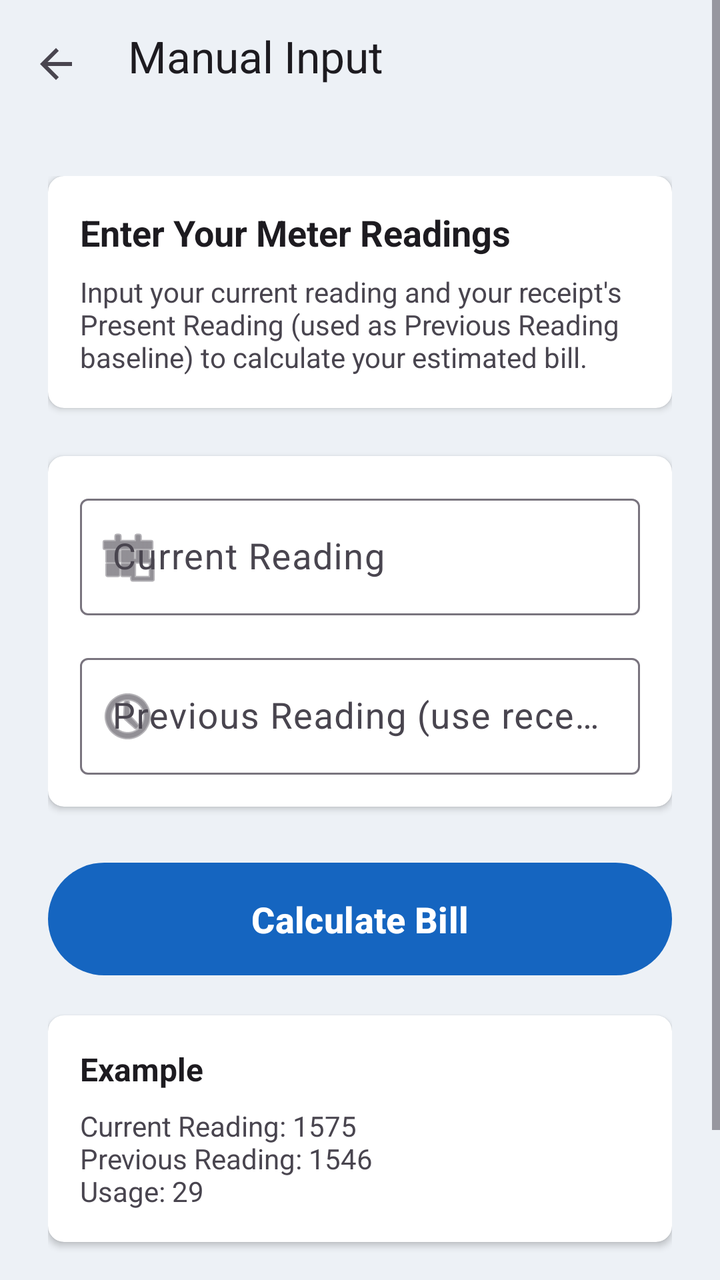
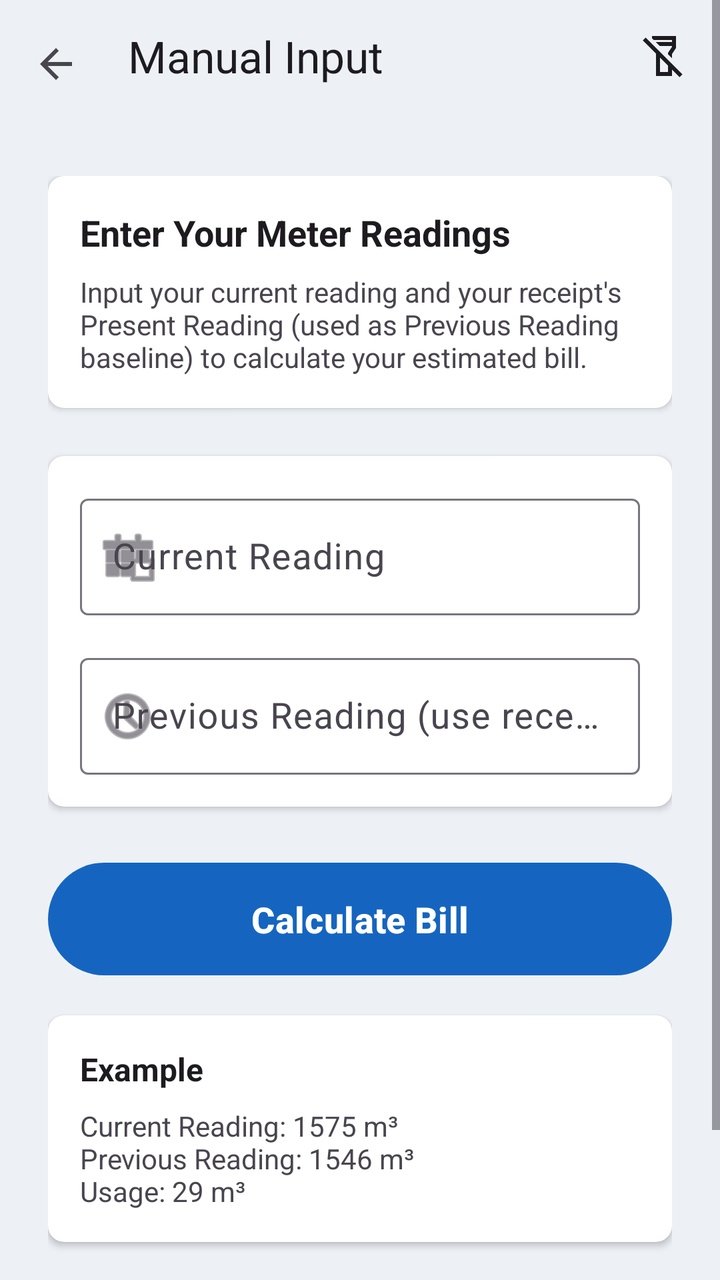

An Android layout rendered at two revisions. The XML below is the earlier revision; the diff shows what the commit changed to produce the second picture.
<!-- AndroidManifest.xml: activity theme Theme.MeterSnap -->
<!-- res/layout/activity_manual_input.xml -->
<?xml version="1.0" encoding="utf-8"?>
<ScrollView xmlns:android="http://schemas.android.com/apk/res/android"
    xmlns:app="http://schemas.android.com/apk/res-auto"
    android:id="@+id/root_layout"
    android:layout_width="match_parent"
    android:layout_height="match_parent"
    android:fillViewport="true"
    android:background="?android:attr/colorBackground">

    <LinearLayout
        android:layout_width="match_parent"
        android:layout_height="wrap_content"
        android:orientation="vertical">

        
        <androidx.appcompat.widget.Toolbar
            android:id="@+id/toolbar"
            android:layout_width="match_parent"
            android:layout_height="wrap_content"
            android:minHeight="?attr/actionBarSize"
            android:background="?android:attr/colorBackground"
            android:elevation="4dp"
            android:paddingBottom="8dp"
            app:contentInsetStartWithNavigation="0dp"
            app:navigationIcon="?attr/homeAsUpIndicator"
            app:title="Manual Input"
            app:titleTextColor="?android:attr/textColorPrimary"
            app:titleMarginStart="8dp" />

        
        <LinearLayout
            android:layout_width="match_parent"
            android:layout_height="wrap_content"
            android:orientation="vertical"
            android:padding="24dp">

            
            <androidx.cardview.widget.CardView
                android:layout_width="match_parent"
                android:layout_height="wrap_content"
                android:layout_marginBottom="24dp"
                app:cardCornerRadius="8dp"
                app:cardElevation="2dp"
                app:cardBackgroundColor="@color/app_card_background">

                <LinearLayout
                    android:layout_width="match_parent"
                    android:layout_height="wrap_content"
                    android:orientation="vertical"
                    android:padding="16dp">

                    <TextView
                        android:layout_width="match_parent"
                        android:layout_height="wrap_content"
                        android:text="Enter Your Meter Readings"
                        android:textColor="?android:attr/textColorPrimary"
                        android:textSize="18sp"
                        android:textStyle="bold"
                        android:layout_marginBottom="8dp" />

                    <TextView
                        android:layout_width="match_parent"
                        android:layout_height="wrap_content"
                        android:text="Input your current reading and your receipt's Present Reading (used as Previous Reading baseline) to calculate your estimated bill."
                        android:textColor="?android:attr/textColorSecondary"
                        android:textSize="14sp" />
                </LinearLayout>
            </androidx.cardview.widget.CardView>

            
            <androidx.cardview.widget.CardView
                android:layout_width="match_parent"
                android:layout_height="wrap_content"
                android:layout_marginBottom="24dp"
                app:cardCornerRadius="8dp"
                app:cardElevation="2dp"
                app:cardBackgroundColor="@color/app_card_background">

                <LinearLayout
                    android:layout_width="match_parent"
                    android:layout_height="wrap_content"
                    android:orientation="vertical"
                    android:padding="16dp">

                    
                    <com.google.android.material.textfield.TextInputLayout
                        android:layout_width="match_parent"
                        android:layout_height="wrap_content"
                        android:layout_marginBottom="16dp"
                        app:boxBackgroundMode="outline"
                        app:startIconDrawable="@android:drawable/ic_menu_today">

                        <com.google.android.material.textfield.TextInputEditText
                            android:id="@+id/edit_current_reading"
                            android:layout_width="match_parent"
                            android:layout_height="wrap_content"
                            android:hint="Current Reading"
                            android:inputType="number"
                            android:textSize="18sp" />
                    </com.google.android.material.textfield.TextInputLayout>

                    
                    <com.google.android.material.textfield.TextInputLayout
                        android:layout_width="match_parent"
                        android:layout_height="wrap_content"
                        app:boxBackgroundMode="outline"
                        app:startIconDrawable="@android:drawable/ic_menu_recent_history">

                        <com.google.android.material.textfield.TextInputEditText
                            android:id="@+id/edit_previous_reading"
                            android:layout_width="match_parent"
                            android:layout_height="wrap_content"
                            android:hint="Previous Reading (use receipt Present Reading)"
                            android:inputType="number"
                            android:textSize="18sp" />
                    </com.google.android.material.textfield.TextInputLayout>
                </LinearLayout>
            </androidx.cardview.widget.CardView>

            
            <Button
                android:id="@+id/btn_calculate"
                android:layout_width="match_parent"
                android:layout_height="wrap_content"
                android:padding="16dp"
                android:text="Calculate Bill"
                android:textSize="18sp"
                android:textStyle="bold" />

            
            <androidx.cardview.widget.CardView
                android:layout_width="match_parent"
                android:layout_height="wrap_content"
                android:layout_marginTop="16dp"
                android:layout_marginBottom="80dp"
                app:cardCornerRadius="8dp"
                app:cardElevation="2dp"
                app:cardBackgroundColor="@color/app_card_background">

                <LinearLayout
                    android:layout_width="match_parent"
                    android:layout_height="wrap_content"
                    android:orientation="vertical"
                    android:padding="16dp">

                    <TextView
                        android:layout_width="match_parent"
                        android:layout_height="wrap_content"
                        android:text="Example"
                        android:textColor="?android:attr/textColorPrimary"
                        android:textSize="16sp"
                        android:textStyle="bold"
                        android:layout_marginBottom="8dp" />

                    <TextView
                        android:layout_width="match_parent"
                        android:layout_height="wrap_content"
                        android:text="Current Reading: 1575\nPrevious Reading: 1546\nUsage: 29"
                        android:textColor="?android:attr/textColorSecondary"
                        android:textSize="14sp" />
                </LinearLayout>
            </androidx.cardview.widget.CardView>
        </LinearLayout>
    </LinearLayout>
</ScrollView>
<!-- resources referenced by this layout -->
<resources>
  <color name="app_card_background">#FFFFFFFF</color>
  <style name="Theme.MeterSnap" parent="Base.Theme.MeterSnap" />
  <style name="Base.Theme.MeterSnap" parent="Theme.Material3.DayNight.NoActionBar">
          <item name="colorPrimary">@color/ms_blue_primary</item>
          <item name="colorOnPrimary">@color/ms_blue_on_primary</item>
          <item name="colorPrimaryContainer">@color/ms_blue_primary_container</item>
          <item name="colorOnPrimaryContainer">@color/ms_blue_on_primary_container</item>
          <item name="colorSecondary">@color/ms_blue_secondary</item>
          <item name="colorOnSecondary">@color/ms_blue_on_secondary</item>
          <item name="colorSecondaryContainer">@color/ms_blue_secondary_container</item>
          <item name="colorOnSecondaryContainer">@color/ms_blue_on_secondary_container</item>
          <item name="colorTertiary">@color/ms_blue_tertiary</item>
          <item name="colorOnTertiary">@color/ms_blue_on_tertiary</item>
          <item name="android:colorBackground">@color/app_screen_background</item>
          <item name="cardViewStyle">@style/Widget.MeterSnap.CardView</item>
  
          
          <item name="android:statusBarColor">@android:color/transparent</item>
          <item name="android:navigationBarColor">@android:color/transparent</item>
          
          
          <item name="android:windowLightStatusBar">true</item>
          <item name="android:windowLightNavigationBar">true</item>
      </style>
  <color name="ms_blue_primary">#1565C0</color>
  <color name="ms_blue_on_primary">#FFFFFFFF</color>
  <color name="ms_blue_primary_container">#D7E3FF</color>
  <color name="ms_blue_on_primary_container">#001B3F</color>
  <color name="ms_blue_secondary">#2F6EA5</color>
  <color name="ms_blue_on_secondary">#FFFFFFFF</color>
  <color name="ms_blue_secondary_container">#D1E4FF</color>
  <color name="ms_blue_on_secondary_container">#001D36</color>
  <color name="ms_blue_tertiary">#1E88E5</color>
  <color name="ms_blue_on_tertiary">#FFFFFFFF</color>
  <color name="app_screen_background">#FFEDF1F6</color>
  <style name="Widget.MeterSnap.CardView" parent="CardView">
          <item name="cardBackgroundColor">@color/app_card_background</item>
      </style>
</resources>

<!-- the commit's change to res/layout/activity_manual_input.xml (unified diff, before → after) -->
@@ -25,7 +25,23 @@
             app:navigationIcon="?attr/homeAsUpIndicator"
             app:title="Manual Input"
             app:titleTextColor="?android:attr/textColorPrimary"
-            app:titleMarginStart="8dp" />
+            app:titleMarginStart="8dp">
+
+            
+            <ImageButton
+                android:id="@+id/btn_torch_manual"
+                android:layout_width="40dp"
+                android:layout_height="40dp"
+                android:layout_gravity="end"
+                android:layout_marginEnd="8dp"
+                android:background="?attr/selectableItemBackgroundBorderless"
+                android:contentDescription="Toggle torch"
+                android:padding="8dp"
+                android:scaleType="fitCenter"
+                android:src="@drawable/ic_flashlight_off"
+                app:tint="?android:attr/textColorPrimary" />
+
+        </androidx.appcompat.widget.Toolbar>
 
         
         <LinearLayout
@@ -88,6 +104,7 @@
                         android:layout_height="wrap_content"
                         android:layout_marginBottom="16dp"
                         app:boxBackgroundMode="outline"
+                        app:suffixText="m&#x00B3;"
                         app:startIconDrawable="@android:drawable/ic_menu_today">
 
                         <com.google.android.material.textfield.TextInputEditText
@@ -104,6 +121,7 @@
                         android:layout_width="match_parent"
                         android:layout_height="wrap_content"
                         app:boxBackgroundMode="outline"
+                        app:suffixText="m&#x00B3;"
                         app:startIconDrawable="@android:drawable/ic_menu_recent_history">
 
                         <com.google.android.material.textfield.TextInputEditText
@@ -155,7 +173,7 @@
                     <TextView
                         android:layout_width="match_parent"
                         android:layout_height="wrap_content"
-                        android:text="Current Reading: 1575\nPrevious Reading: 1546\nUsage: 29"
+                        android:text="Current Reading: 1575 m³\nPrevious Reading: 1546 m³\nUsage: 29 m³"
                         android:textColor="?android:attr/textColorSecondary"
                         android:textSize="14sp" />
                 </LinearLayout>
<!-- resource entries referenced after the edit -->
@@ -1,6 +1,16 @@
 <!-- resources referenced by this layout -->
 <resources>
   <color name="app_card_background">#FFFFFFFF</color>
+  <!-- drawable ic_flashlight_off (drawable) -->
+  <vector xmlns:android="http://schemas.android.com/apk/res/android"
+      android:width="24dp"
+      android:height="24dp"
+      android:viewportWidth="18"
+      android:viewportHeight="18">
+      <path
+          android:fillColor="#FFFFFF"
+          android:pathData="M12,9.8625L12,9.8625L10.5,8.3625L10.5,8.3625L10.5,7.8L10.5,7.8L12,5.55L12,5.55L12,5.25L12,5.25L7.3875,5.25L7.3875,5.25L5.8875,3.75L5.8875,3.75L12,3.75L12,3.75L12,3L12,3L5.1375,3L5.1375,3L4.5,2.3625L4.5,2.3625L4.5,1.5L4.5,1.5L13.5,1.5L13.5,1.5L13.5,6L13.5,6L12,8.25L12,8.25L12,9.8625ZM7.5,15L7.5,15L10.5,15L10.5,15L10.5,12.6L10.5,12.6L7.5,9.6L7.5,9.6L7.5,15ZM14.85,16.95L14.85,16.95L12,14.1L12,14.1L12,16.5L12,16.5L6,16.5L6,16.5L6,8.1L6,8.1L1.05,3.15L1.05,3.15L2.1,2.1L15.9,15.9L14.85,16.95Z"/>
+  </vector>
   <style name="Theme.MeterSnap" parent="Base.Theme.MeterSnap" />
   <style name="Base.Theme.MeterSnap" parent="Theme.Material3.DayNight.NoActionBar">
           <item name="colorPrimary">@color/ms_blue_primary</item>
